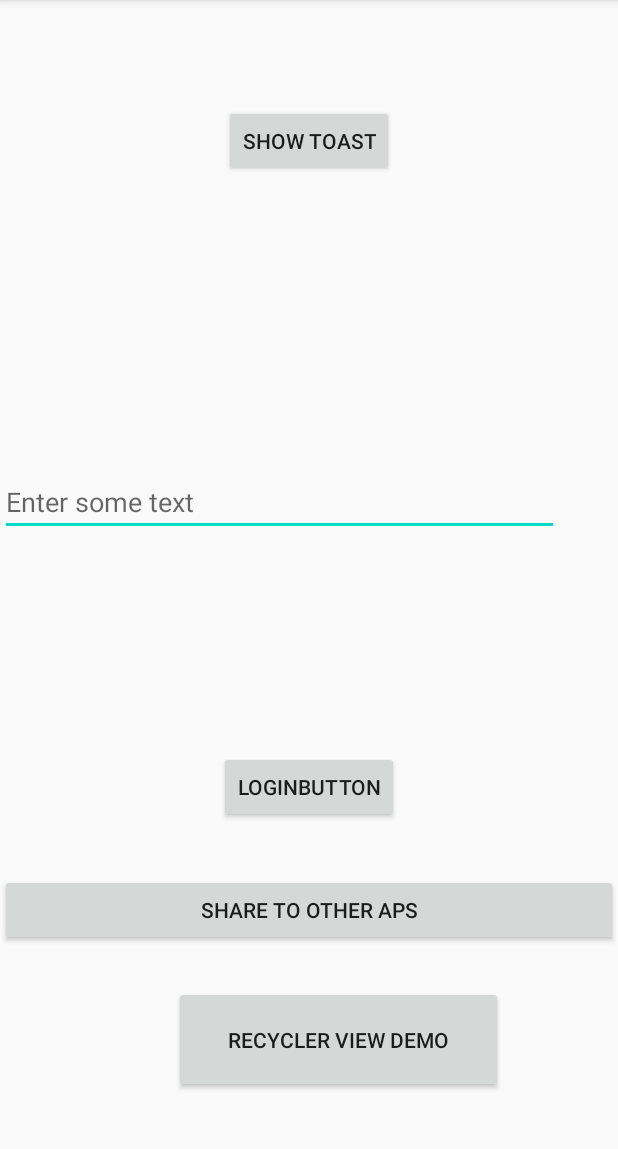
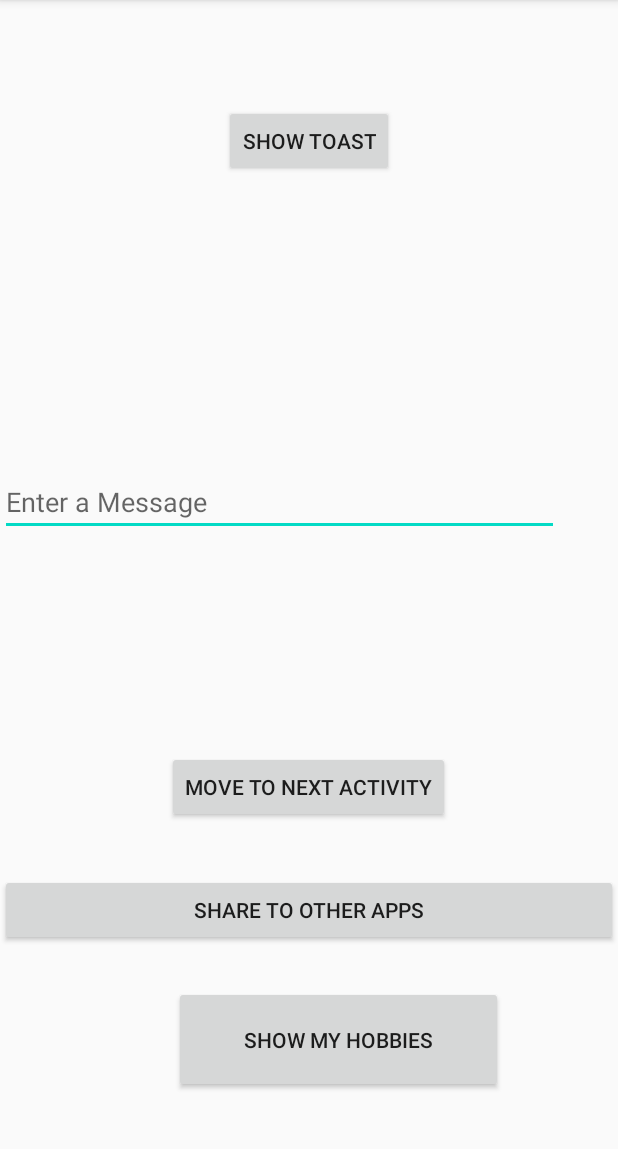
Before and after one commit to vkyscen/MessageShareApp-Kotlin, an Android app: the screen it shows after launch (MainActivity), on a phone screen of 412 x 824 dp, the part 84-1233 px from its top. Run offline under Robolectric (Android 15) with nearby library versions, the phone set to English and light mode, and no system bars.

Commit message:
String Localisation and french language support

```diff
--- a/app/src/main/res/layout/activity_main.xml
+++ b/app/src/main/res/layout/activity_main.xml
@@ -13,7 +13,7 @@
         android:layout_height="wrap_content"
         android:layout_centerHorizontal="true"
         android:layout_marginTop="70dp"
-        android:text="Show Toast" />
+        android:text="@string/btn_show_toast" />
 
     <EditText
         android:id="@+id/editText"
@@ -25,7 +25,7 @@
         android:layout_marginTop="312dp"
         android:layout_marginEnd="39dp"
         android:ems="10"
-        android:hint="Enter some text"
+        android:hint="@string/et_enter_msg"
 
         android:inputType="textPersonName" />
 
@@ -36,7 +36,7 @@
         android:layout_alignParentBottom="true"
         android:layout_centerHorizontal="true"
         android:layout_marginBottom="219dp"
-        android:text="LoginButton" />
+        android:text="@string/btn_move_to_next_activity" />
 
     <Button
         android:id="@+id/ShareButton"
@@ -45,7 +45,7 @@
         android:layout_alignParentBottom="true"
         android:layout_centerHorizontal="true"
         android:layout_marginBottom="137dp"
-        android:text="Share to other Aps" />
+        android:text="@string/btn_share_to_apps" />
 
     <Button
         android:id="@+id/RecyclerButton"
@@ -55,6 +55,6 @@
         android:layout_alignParentBottom="true"
         android:layout_marginStart="116dp"
         android:layout_marginBottom="39dp"
-        android:text="Recycler view demo" />
+        android:text="@string/btn_hobbies" />
 
 </RelativeLayout>
--- a/app/src/main/res/values/strings.xml
+++ b/app/src/main/res/values/strings.xml
@@ -1,3 +1,15 @@
+
 <resources>
-    <string name="app_name">FirstMsgShareApp</string>
+<string name="app_name">FirstMsgShareApp</string>
+
+<string name="btn_show_toast">Show Toast</string>
+
+<string name="btn_move_to_next_activity">Move to next Activity</string>
+<string name="btn_share_to_apps">Share to Other Apps</string>
+<string name="btn_hobbies">Show my Hobbies</string>
+
+<string name="et_enter_msg">Enter a Message</string>
+
+<string name="btn_was_clicked">Button was clicked !</string>
+
 </resources>
```
Also changed, not shown: 1 other file.
